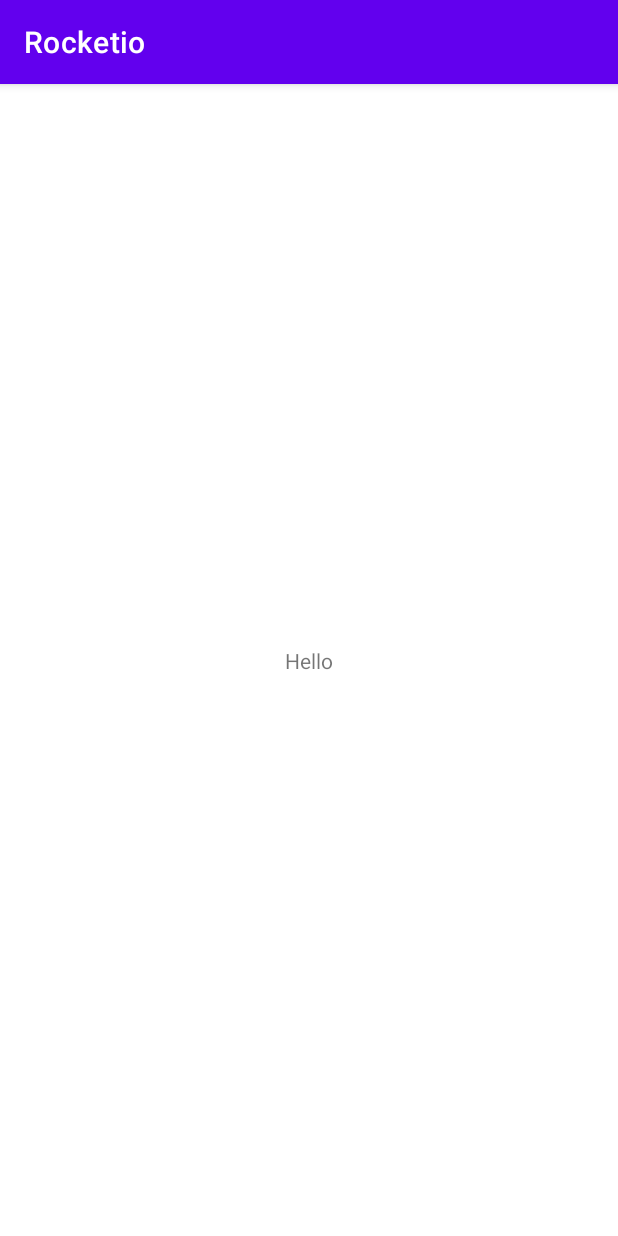
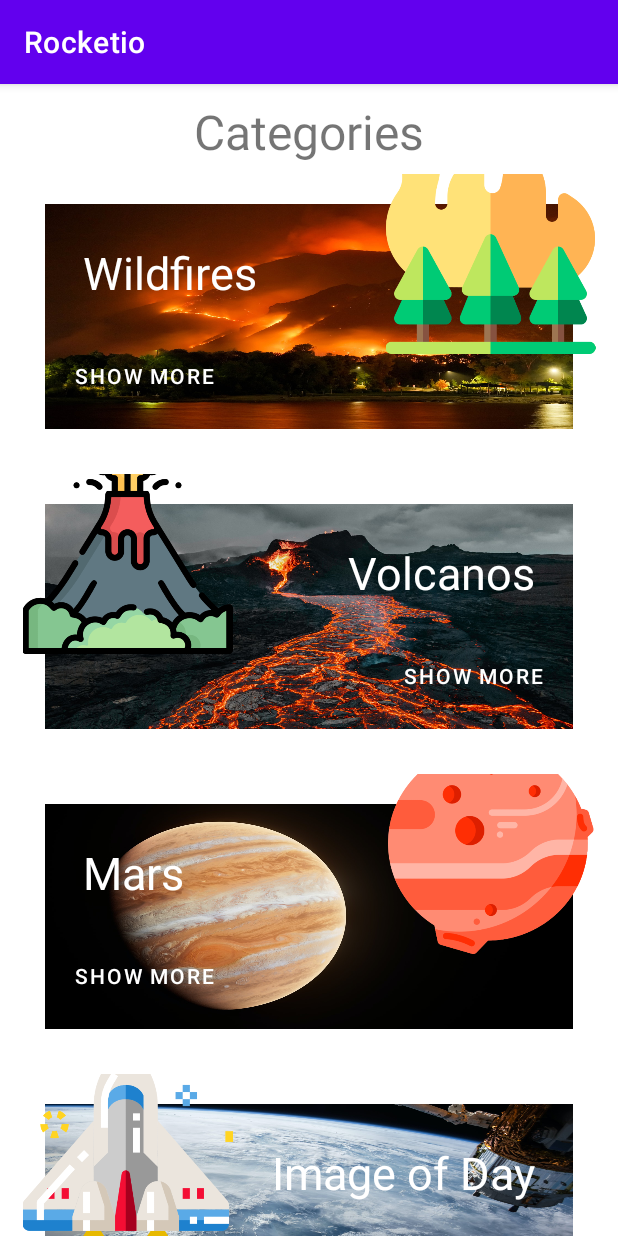
Before and after one commit to AdamOndrejkovic/Rocketio, an Android app: the screen it shows after launch (HomeActivity), on a phone screen of 412 x 824 dp. Run offline under Robolectric (Android 15) with nearby library versions, the phone set to English and light mode, and no system bars.

Commit message:
Home Activity

```diff
--- a/app/build.gradle
+++ b/app/build.gradle
@@ -44,6 +44,7 @@ dependencies {
     implementation 'androidx.constraintlayout:constraintlayout:2.1.3'
     implementation 'androidx.navigation:navigation-fragment-ktx:2.4.2'
     implementation 'androidx.navigation:navigation-ui-ktx:2.4.2'
+    implementation 'androidx.legacy:legacy-support-v4:1.0.0'
     testImplementation 'junit:junit:4.13.2'
     androidTestImplementation 'androidx.test.ext:junit:1.1.3'
     androidTestImplementation 'androidx.test.espresso:espresso-core:3.4.0'
--- /dev/null
+++ b/app/src/main/java/com/ao/rocketio/ImageFragment.kt
@@ -0,0 +1,59 @@
+package com.ao.rocketio
+
+import android.os.Bundle
+import androidx.fragment.app.Fragment
+import android.view.LayoutInflater
+import android.view.View
+import android.view.ViewGroup
+
+// TODO: Rename parameter arguments, choose names that match
+// the fragment initialization parameters, e.g. ARG_ITEM_NUMBER
+private const val ARG_PARAM1 = "param1"
+private const val ARG_PARAM2 = "param2"
+
+/**
+ * A simple [Fragment] subclass.
+ * Use the [ImageFragment.newInstance] factory method to
+ * create an instance of this fragment.
+ */
+class ImageFragment : Fragment() {
+    // TODO: Rename and change types of parameters
+    private var param1: String? = null
+    private var param2: String? = null
+
+    override fun onCreate(savedInstanceState: Bundle?) {
+        super.onCreate(savedInstanceState)
+        arguments?.let {
+            param1 = it.getString(ARG_PARAM1)
+            param2 = it.getString(ARG_PARAM2)
+        }
+    }
+
+    override fun onCreateView(
+        inflater: LayoutInflater, container: ViewGroup?,
+        savedInstanceState: Bundle?
+    ): View? {
+        // Inflate the layout for this fragment
+        return inflater.inflate(R.layout.fragment_image, container, false)
+    }
+
+    companion object {
+        /**
+         * Use this factory method to create a new instance of
+         * this fragment using the provided parameters.
+         *
+         * @param param1 Parameter 1.
+         * @param param2 Parameter 2.
+         * @return A new instance of fragment ImageFragment.
+         */
+        // TODO: Rename and change types and number of parameters
+        @JvmStatic
+        fun newInstance(param1: String, param2: String) =
+            ImageFragment().apply {
+                arguments = Bundle().apply {
+                    putString(ARG_PARAM1, param1)
+                    putString(ARG_PARAM2, param2)
+                }
+            }
+    }
+}
--- /dev/null
+++ b/app/src/main/java/com/ao/rocketio/MarsFragment.kt
@@ -0,0 +1,59 @@
+package com.ao.rocketio
+
+import android.os.Bundle
+import androidx.fragment.app.Fragment
+import android.view.LayoutInflater
+import android.view.View
+import android.view.ViewGroup
+
+// TODO: Rename parameter arguments, choose names that match
+// the fragment initialization parameters, e.g. ARG_ITEM_NUMBER
+private const val ARG_PARAM1 = "param1"
+private const val ARG_PARAM2 = "param2"
+
+/**
+ * A simple [Fragment] subclass.
+ * Use the [MarsFragment.newInstance] factory method to
+ * create an instance of this fragment.
+ */
+class MarsFragment : Fragment() {
+    // TODO: Rename and change types of parameters
+    private var param1: String? = null
+    private var param2: String? = null
+
+    override fun onCreate(savedInstanceState: Bundle?) {
+        super.onCreate(savedInstanceState)
+        arguments?.let {
+            param1 = it.getString(ARG_PARAM1)
+            param2 = it.getString(ARG_PARAM2)
+        }
+    }
+
+    override fun onCreateView(
+        inflater: LayoutInflater, container: ViewGroup?,
+        savedInstanceState: Bundle?
+    ): View? {
+        // Inflate the layout for this fragment
+        return inflater.inflate(R.layout.fragment_mars, container, false)
+    }
+
+    companion object {
+        /**
+         * Use this factory method to create a new instance of
+         * this fragment using the provided parameters.
+         *
+         * @param param1 Parameter 1.
+         * @param param2 Parameter 2.
+         * @return A new instance of fragment MarsFragment.
+         */
+        // TODO: Rename and change types and number of parameters
+        @JvmStatic
+        fun newInstance(param1: String, param2: String) =
+            MarsFragment().apply {
+                arguments = Bundle().apply {
+                    putString(ARG_PARAM1, param1)
+                    putString(ARG_PARAM2, param2)
+                }
+            }
+    }
+}
--- /dev/null
+++ b/app/src/main/java/com/ao/rocketio/VolcanosFragment.kt
@@ -0,0 +1,59 @@
+package com.ao.rocketio
+
+import android.os.Bundle
+import androidx.fragment.app.Fragment
+import android.view.LayoutInflater
+import android.view.View
+import android.view.ViewGroup
+
+// TODO: Rename parameter arguments, choose names that match
+// the fragment initialization parameters, e.g. ARG_ITEM_NUMBER
+private const val ARG_PARAM1 = "param1"
+private const val ARG_PARAM2 = "param2"
+
+/**
+ * A simple [Fragment] subclass.
+ * Use the [VolcanosFragment.newInstance] factory method to
+ * create an instance of this fragment.
+ */
+class VolcanosFragment : Fragment() {
+    // TODO: Rename and change types of parameters
+    private var param1: String? = null
+    private var param2: String? = null
+
+    override fun onCreate(savedInstanceState: Bundle?) {
+        super.onCreate(savedInstanceState)
+        arguments?.let {
+            param1 = it.getString(ARG_PARAM1)
+            param2 = it.getString(ARG_PARAM2)
+        }
+    }
+
+    override fun onCreateView(
+        inflater: LayoutInflater, container: ViewGroup?,
+        savedInstanceState: Bundle?
+    ): View? {
+        // Inflate the layout for this fragment
+        return inflater.inflate(R.layout.fragment_volcanos, container, false)
+    }
+
+    companion object {
+        /**
+         * Use this factory method to create a new instance of
+         * this fragment using the provided parameters.
+         *
+         * @param param1 Parameter 1.
+         * @param param2 Parameter 2.
+         * @return A new instance of fragment VolcanosFragment.
+         */
+        // TODO: Rename and change types and number of parameters
+        @JvmStatic
+        fun newInstance(param1: String, param2: String) =
+            VolcanosFragment().apply {
+                arguments = Bundle().apply {
+                    putString(ARG_PARAM1, param1)
+                    putString(ARG_PARAM2, param2)
+                }
+            }
+    }
+}
--- /dev/null
+++ b/app/src/main/java/com/ao/rocketio/WildfireFragment.kt
@@ -0,0 +1,59 @@
+package com.ao.rocketio
+
+import android.os.Bundle
+import androidx.fragment.app.Fragment
+import android.view.LayoutInflater
+import android.view.View
+import android.view.ViewGroup
+
+// TODO: Rename parameter arguments, choose names that match
+// the fragment initialization parameters, e.g. ARG_ITEM_NUMBER
+private const val ARG_PARAM1 = "param1"
+private const val ARG_PARAM2 = "param2"
+
+/**
+ * A simple [Fragment] subclass.
+ * Use the [WildfireFragment.newInstance] factory method to
+ * create an instance of this fragment.
+ */
+class WildfireFragment : Fragment() {
+    // TODO: Rename and change types of parameters
+    private var param1: String? = null
+    private var param2: String? = null
+
+    override fun onCreate(savedInstanceState: Bundle?) {
+        super.onCreate(savedInstanceState)
+        arguments?.let {
+            param1 = it.getString(ARG_PARAM1)
+            param2 = it.getString(ARG_PARAM2)
+        }
+    }
+
+    override fun onCreateView(
+        inflater: LayoutInflater, container: ViewGroup?,
+        savedInstanceState: Bundle?
+    ): View? {
+        // Inflate the layout for this fragment
+        return inflater.inflate(R.layout.fragment_wildfire, container, false)
+    }
+
+    companion object {
+        /**
+         * Use this factory method to create a new instance of
+         * this fragment using the provided parameters.
+         *
+         * @param param1 Parameter 1.
+         * @param param2 Parameter 2.
+         * @return A new instance of fragment WildfireFragment.
+         */
+        // TODO: Rename and change types and number of parameters
+        @JvmStatic
+        fun newInstance(param1: String, param2: String) =
+            WildfireFragment().apply {
+                arguments = Bundle().apply {
+                    putString(ARG_PARAM1, param1)
+                    putString(ARG_PARAM2, param2)
+                }
+            }
+    }
+}
--- a/app/src/main/res/layout/activity_home.xml
+++ b/app/src/main/res/layout/activity_home.xml
@@ -6,13 +6,54 @@
     android:layout_height="match_parent"
     tools:context=".HomeActivity">
 
-    <TextView
-        android:id="@+id/textView"
-        android:layout_width="wrap_content"
+    <ScrollView
+        android:layout_width="match_parent"
         android:layout_height="wrap_content"
-        android:text="Hello"
-        app:layout_constraintBottom_toBottomOf="parent"
-        app:layout_constraintEnd_toEndOf="parent"
-        app:layout_constraintStart_toStartOf="parent"
-        app:layout_constraintTop_toTopOf="parent" />
+        android:scrollbars="none"
+        >
+        <LinearLayout
+            android:id="@+id/lyContainer"
+            android:layout_width="match_parent"
+            android:layout_height="wrap_content"
+            android:layout_margin="10dp"
+            android:orientation="vertical"
+            >
+
+            <TextView
+                android:layout_width="match_parent"
+                android:layout_height="50dp"
+                android:text="@string/categories"
+                android:textAlignment="center"
+                android:textSize="32sp" />
+
+            <androidx.fragment.app.FragmentContainerView
+                android:name="com.ao.rocketio.WildfireFragment"
+                android:id="@+id/WildfireFragment"
+                android:layout_width="wrap_content"
+                android:layout_height="wrap_content"
+                />
+
+            <androidx.fragment.app.FragmentContainerView
+                android:name="com.ao.rocketio.VolcanosFragment"
+                android:id="@+id/VolcanoFragment"
+                android:layout_width="wrap_content"
+                android:layout_height="wrap_content"/>
+
+            <androidx.fragment.app.FragmentContainerView
+                android:name="com.ao.rocketio.MarsFragment"
+                android:id="@+id/MarsFragment"
+                android:layout_width="wrap_content"
+                android:layout_height="wrap_content"/>
+
+            <androidx.fragment.app.FragmentContainerView
+                android:name="com.ao.rocketio.ImageFragment"
+                android:id="@+id/ImageFragment"
+                android:layout_width="wrap_content"
+                android:layout_height="wrap_content"/>
+
+        </LinearLayout>
+
+    </ScrollView>
+
+
 </androidx.constraintlayout.widget.ConstraintLayout>
--- /dev/null
+++ b/app/src/main/res/layout/fragment_image.xml
@@ -0,0 +1,48 @@
+<?xml version="1.0" encoding="utf-8"?>
+<FrameLayout xmlns:android="http://schemas.android.com/apk/res/android"
+    xmlns:tools="http://schemas.android.com/tools"
+    android:layout_width="match_parent"
+    android:layout_height="match_parent"
+    tools:context=".ImageFragment">
+
+    <RelativeLayout
+        android:layout_width="match_parent"
+        android:layout_height="200dp">
+
+        <RelativeLayout
+            android:layout_width="match_parent"
+            android:layout_height="150dp"
+            android:layout_margin="20dp"
+            android:background="@drawable/space">
+
+            <TextView
+                android:layout_width="wrap_content"
+                android:layout_height="wrap_content"
+                android:padding="25dp"
+                android:text="@string/image_of_day"
+                android:textSize="30sp"
+                android:textColor="@color/white"
+                android:layout_alignParentRight="true"/>
+
+            <Button
+                android:layout_width="wrap_content"
+                android:layout_height="wrap_content"
+                android:layout_alignParentBottom="true"
+                android:layout_alignParentRight="true"
+                android:background="#00000000"
+                android:padding="20dp"
+                android:text="@string/show_more" />
+
+        </RelativeLayout>
+
+        <ImageView
+            android:id="@+id/ivMarsIcon"
+            android:layout_width="150dp"
+            android:layout_height="140dp"
+            android:layout_marginTop="-20dp"
+            android:src="@drawable/spaceship"
+            android:contentDescription="@string/spaceship" />
+
+    </RelativeLayout>
+
+</FrameLayout>
--- /dev/null
+++ b/app/src/main/res/layout/fragment_mars.xml
@@ -0,0 +1,47 @@
+<?xml version="1.0" encoding="utf-8"?>
+<FrameLayout xmlns:android="http://schemas.android.com/apk/res/android"
+    xmlns:tools="http://schemas.android.com/tools"
+    android:layout_width="match_parent"
+    android:layout_height="match_parent"
+    tools:context=".MarsFragment">
+
+    <RelativeLayout
+        android:layout_width="match_parent"
+        android:layout_height="200dp">
+
+        <RelativeLayout
+            android:layout_width="match_parent"
+            android:layout_height="150dp"
+            android:layout_margin="20dp"
+            android:background="@drawable/mars">
+
+            <TextView
+                android:layout_width="wrap_content"
+                android:layout_height="wrap_content"
+                android:padding="25dp"
+                android:text="@string/mars"
+                android:textColor="@color/white"
+                android:textSize="30sp" />
+
+            <Button
+                android:layout_width="wrap_content"
+                android:layout_height="wrap_content"
+                android:layout_alignParentBottom="true"
+                android:background="#00000000"
+                android:padding="20dp"
+                android:text="@string/show_more" />
+
+        </RelativeLayout>
+
+        <ImageView
+            android:id="@+id/ivMarsIcon"
+            android:layout_width="150dp"
+            android:layout_height="140dp"
+            android:layout_alignParentRight="true"
+            android:layout_marginTop="-20dp"
+            android:src="@drawable/mars_icon"
+            android:contentDescription="@string/mars_icon" />
+
+    </RelativeLayout>
+
+</FrameLayout>
--- /dev/null
+++ b/app/src/main/res/layout/fragment_volcanos.xml
@@ -0,0 +1,48 @@
+<?xml version="1.0" encoding="utf-8"?>
+<FrameLayout xmlns:android="http://schemas.android.com/apk/res/android"
+    xmlns:tools="http://schemas.android.com/tools"
+    android:layout_width="match_parent"
+    android:layout_height="match_parent"
+    tools:context=".VolcanosFragment">
+
+    <RelativeLayout
+        android:layout_width="match_parent"
+        android:layout_height="200dp">
+
+        <RelativeLayout
+            android:layout_width="match_parent"
+            android:layout_height="150dp"
+            android:layout_margin="20dp"
+            android:background="@drawable/volcano">
+
+            <TextView
+                android:layout_width="wrap_content"
+                android:layout_height="wrap_content"
+                android:padding="25dp"
+                android:text="@string/volcanos"
+                android:textSize="30sp"
+                android:textColor="@color/white"
+                android:layout_alignParentRight="true"/>
+
+            <Button
+                android:layout_width="wrap_content"
+                android:layout_height="wrap_content"
+                android:layout_alignParentBottom="true"
+                android:layout_alignParentRight="true"
+                android:background="#00000000"
+                android:padding="20dp"
+                android:text="@string/show_more" />
+
+        </RelativeLayout>
+
+        <ImageView
+            android:id="@+id/ivMarsIcon"
+            android:layout_width="150dp"
+            android:layout_height="140dp"
+            android:layout_marginTop="-20dp"
+            android:src="@drawable/volcano_icon"
+            android:contentDescription="@string/volcano_icon" />
+
+    </RelativeLayout>
+
+</FrameLayout>
--- /dev/null
+++ b/app/src/main/res/layout/fragment_wildfire.xml
@@ -0,0 +1,47 @@
+<?xml version="1.0" encoding="utf-8"?>
+<FrameLayout xmlns:android="http://schemas.android.com/apk/res/android"
+    xmlns:tools="http://schemas.android.com/tools"
+    android:layout_width="match_parent"
+    android:layout_height="match_parent"
+    tools:context=".WildfireFragment">
+
+    <RelativeLayout
+        android:layout_width="match_parent"
+        android:layout_height="200dp">
+
+        <RelativeLayout
+            android:layout_width="match_parent"
+            android:layout_height="150dp"
+            android:layout_margin="20dp"
+            android:background="@drawable/wildfires">
+
+            <TextView
+                android:layout_width="wrap_content"
+                android:layout_height="wrap_content"
+                android:padding="25dp"
+                android:text="@string/wildfires"
+                android:textColor="@color/white"
+                android:textSize="30sp" />
+
+            <Button
+                android:layout_width="wrap_content"
+                android:layout_height="wrap_content"
+                android:layout_alignParentBottom="true"
+                android:background="#00000000"
+                android:padding="20dp"
+                android:text="@string/show_more" />
+
+        </RelativeLayout>
+
+        <ImageView
+            android:id="@+id/ivWildfireIcon"
+            android:layout_width="150dp"
+            android:layout_height="140dp"
+            android:layout_alignParentRight="true"
+            android:layout_marginTop="-20dp"
+            android:src="@drawable/wildfire_icon"
+            android:contentDescription="@string/wildfire_icon" />
+
+    </RelativeLayout>
+
+</FrameLayout>
--- a/app/src/main/res/values/strings.xml
+++ b/app/src/main/res/values/strings.xml
@@ -9,4 +9,16 @@
 
     <string name="hello_first_fragment">Hello first fragment</string>
     <string name="hello_second_fragment">Hello second fragment. Arg: %1$s</string>
+    <string name="wildfires">Wildfires</string>
+    <string name="show_more">Show more</string>
+    <string name="categories">Categories</string>
+    <!-- TODO: Remove or change this placeholder text -->
+    <string name="hello_blank_fragment">Hello blank fragment</string>
+    <string name="volcanos">Volcanos</string>
+    <string name="mars">Mars</string>
+    <string name="mars_icon">Mars Icon</string>
+    <string name="volcano_icon">Volcano Icon</string>
+    <string name="wildfire_icon">Wildfire icon</string>
+    <string name="spaceship">Spaceship</string>
+    <string name="image_of_day">Image of Day</string>
 </resources>
```
Also changed, not shown: app/src/main/res/drawable-v24/mars.jpg (added), app/src/main/res/drawable-v24/mars_icon.png (added), app/src/main/res/drawable-v24/space.jpg (added), app/src/main/res/drawable-v24/spaceship.png (added), app/src/main/res/drawable-v24/volcano.jpg (added), app/src/main/res/drawable-v24/volcano_icon.png (added), app/src/main/res/drawable-v24/wildfire_icon.png (added), app/src/main/res/drawable-v24/wildfires.jpg (added).
